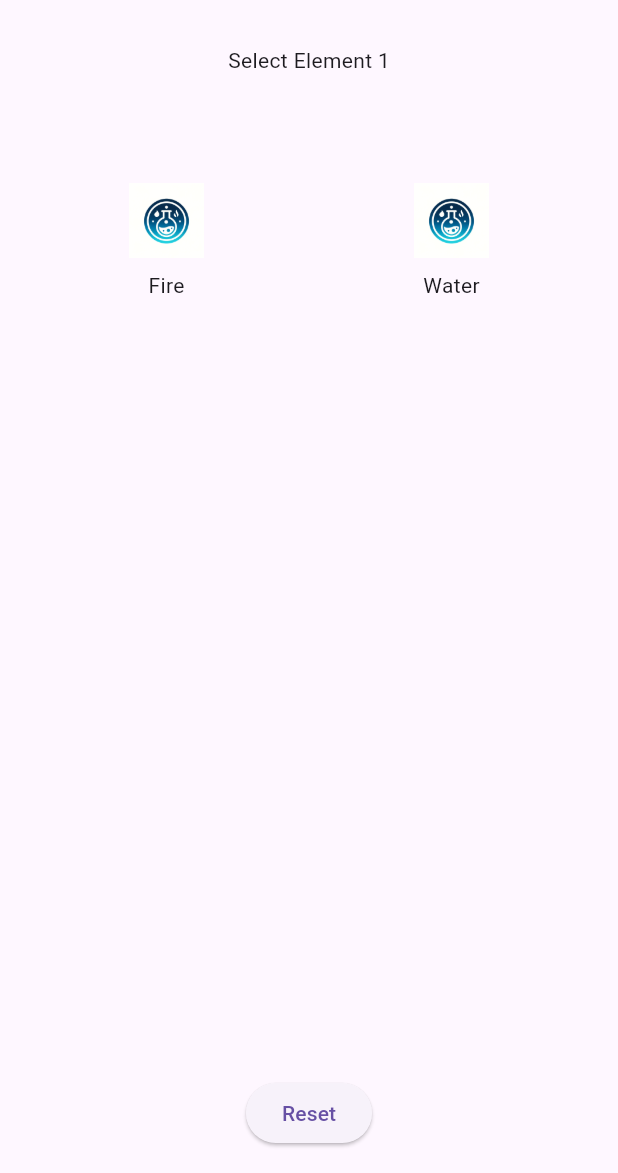
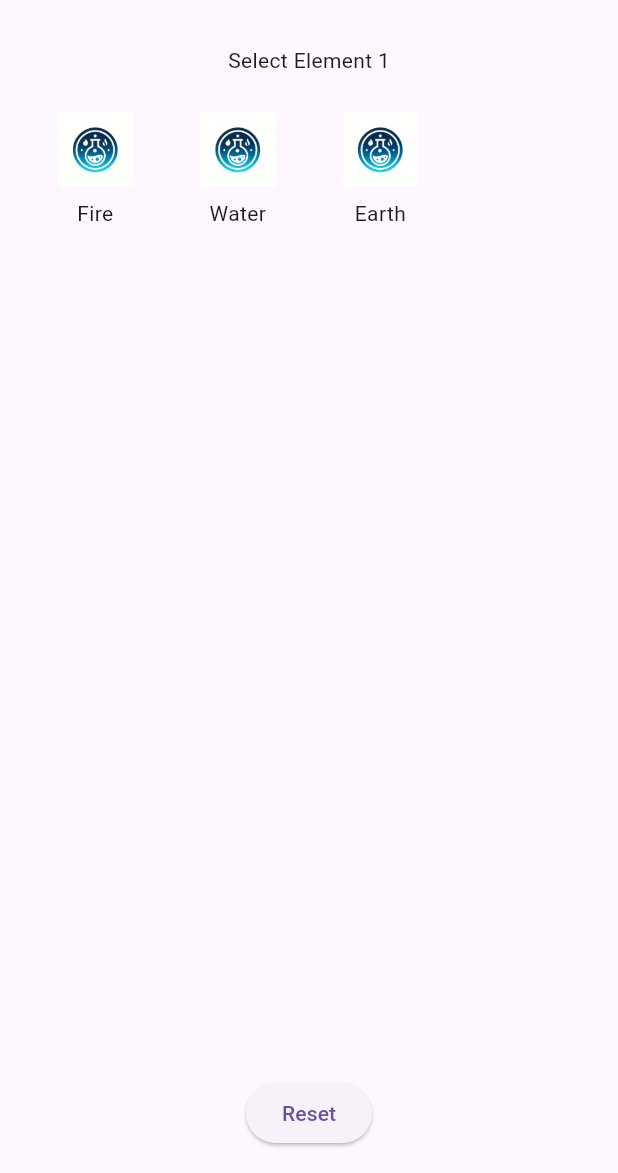
Before and after one commit to HayaTomAs/TheAlchimist, a Flutter app: the screen it shows after launch, on a phone screen of 412 x 824 dp, the part 63-1236 px from its top. Run offline on Flutter 3.47's test engine with Material 3 defaults, Android fonts, the light colour scheme and no system bars.

Commit message:
Amelioration interface

```diff
--- a/lib/main.dart
+++ b/lib/main.dart
@@ -56,13 +56,13 @@ class _ElementSelectionScreenState extends State<ElementSelectionScreen> {
   List<GameElement> availableElements = elements
       .where((e) => e.discovered)
       .toList(); // Filtrer les éléments disponibles
-  GameElement? resultElement;
 
   void _combineElements(GameElement targetElement, GameElement draggedElement) {
     setState(() {
-      resultElement = combineElements(targetElement, draggedElement);
+      GameElement? resultElement =
+          combineElements(targetElement, draggedElement);
       if (resultElement != null) {
-        resultElement!.discovered =
+        resultElement.discovered =
             true; // Marquer le nouvel élément comme découvert
         availableElements = elements
             .where((e) => e.discovered)
@@ -83,6 +83,9 @@ class _ElementSelectionScreenState extends State<ElementSelectionScreen> {
 
   @override
   Widget build(BuildContext context) {
+    // Calculer le nombre de colonnes en fonction de la largeur de l'écran
+    final int columns = (MediaQuery.of(context).size.width / 100).floor();
+
     return Scaffold(
       appBar: AppBar(
         title: Text(AppLocalizations.of(context)!.translate('title')),
@@ -95,8 +98,10 @@ class _ElementSelectionScreenState extends State<ElementSelectionScreen> {
             const SizedBox(height: 16),
             Expanded(
               child: GridView.builder(
-                gridDelegate: const SliverGridDelegateWithFixedCrossAxisCount(
-                  crossAxisCount: 2,
+                physics:
+                    const NeverScrollableScrollPhysics(), // Désactiver le défilement
+                gridDelegate: SliverGridDelegateWithFixedCrossAxisCount(
+                  crossAxisCount: columns,
                   childAspectRatio: 1,
                 ),
                 itemCount: availableElements.length,
@@ -113,8 +118,8 @@ class _ElementSelectionScreenState extends State<ElementSelectionScreen> {
                       child: _buildElementWidget(element),
                     ),
                     child: DragTarget<GameElement>(
-                      onAcceptWithDetails: (draggedElement) {
-                        _combineElements(element, draggedElement.data);
+                      onAcceptWithDetails: (details) {
+                        _combineElements(element, details.data);
                       },
                       builder: (context, candidateData, rejectedData) {
                         return _buildElementWidget(element);
@@ -124,17 +129,10 @@ class _ElementSelectionScreenState extends State<ElementSelectionScreen> {
                 },
               ),
             ),
-            const SizedBox(height: 32),
-            if (resultElement != null) ...[
-              Text(AppLocalizations.of(context)!.translate('result')),
-              const SizedBox(height: 16),
-              _buildElementWidget(resultElement!),
-            ],
             const SizedBox(height: 16),
             ElevatedButton(
               onPressed: () {
                 setState(() {
-                  resultElement = null;
                   availableElements = elements
                       .where((e) => e.discovered)
                       .toList(); // Réinitialiser les éléments disponibles
--- a/lib/models/elements.dart
+++ b/lib/models/elements.dart
@@ -15,7 +15,8 @@ final elements = <GameElement>[
       discovered: true),
   GameElement('water', 'Water', 'assets/images/element_generic.png',
       discovered: true),
-  GameElement('earth', 'Earth', 'assets/images/element_generic.png'),
+  GameElement('earth', 'Earth', 'assets/images/element_generic.png',
+      discovered: true),
   GameElement('air', 'Air', 'assets/images/element_generic.png'),
   GameElement('steam', 'Steam', 'assets/images/element_generic.png',
       parent1Id: 'fire', parent2Id: 'water'),
```
